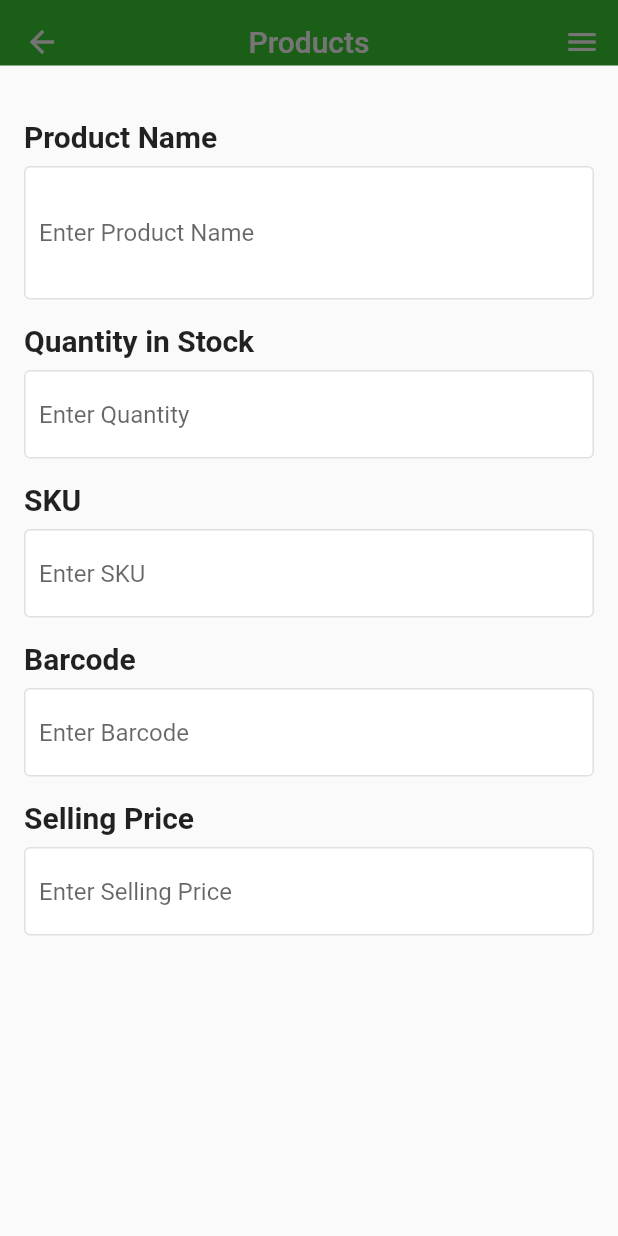
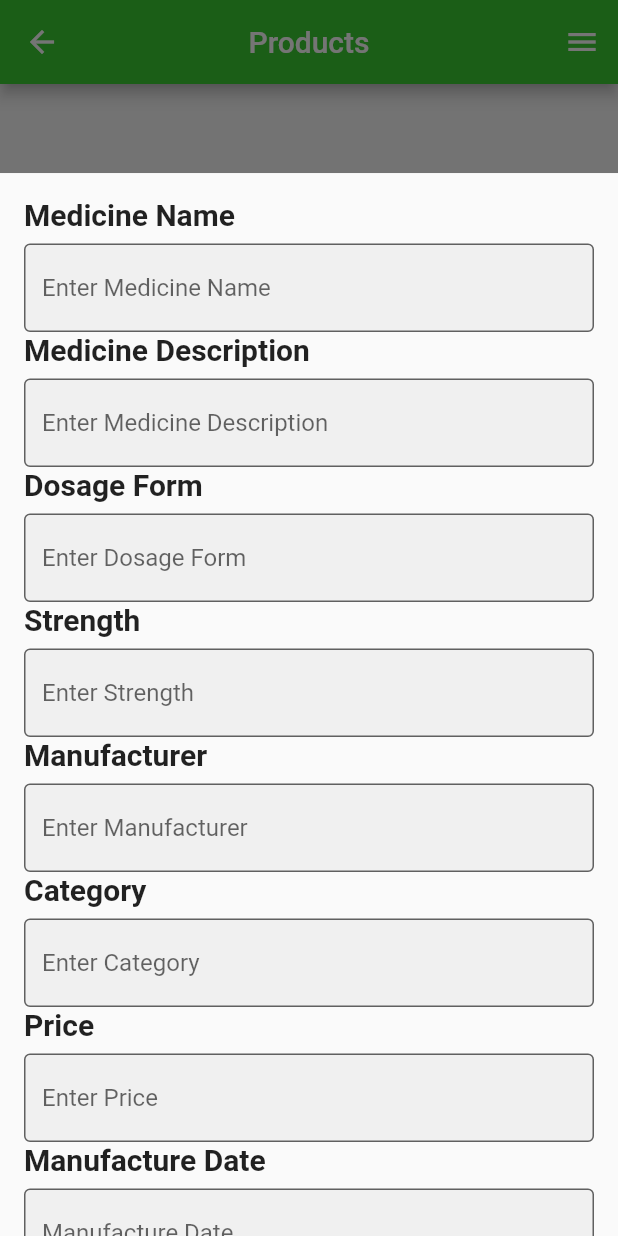
Before and after one commit to BrianKawinzi/medfast_go, a Flutter app: the Products screen opened directly, after a tap on the "add" icon, on a phone screen of 412 x 824 dp. Run offline on Flutter 3.47's test engine with Material 2 defaults, Android fonts, the phone set to English and light mode, and no system bars; our stand-ins replace flutter_typeahead, geolocator, image_picker, permission_handler, shared_preferences; accounts and stored records are empty.

Commit message:
productpage changes to include new propertied

```diff
--- a/lib/business/products.dart
+++ b/lib/business/products.dart
@@ -1,45 +1,73 @@
 import 'package:flutter/material.dart';
+import 'package:intl/intl.dart';
 import 'package:medfast_go/pages/home_page.dart';
 
-class Products extends StatelessWidget {
+class Products extends StatefulWidget {
+  @override
+  _ProductsState createState() => _ProductsState();
+}
+
+class _ProductsState extends State<Products> {
   final TextEditingController nameController = TextEditingController();
   final TextEditingController quantityController = TextEditingController();
   final TextEditingController skuController = TextEditingController();
   final TextEditingController barcodeController = TextEditingController();
   final TextEditingController sellingPriceController = TextEditingController();
+  final TextEditingController medicineNameController = TextEditingController();
+  final TextEditingController medicineDescriptionController = TextEditingController();
+  final TextEditingController dosageFormController = TextEditingController();
+  final TextEditingController strengthController = TextEditingController();
+  final TextEditingController manufacturerController = TextEditingController();
+  final TextEditingController categoryController = TextEditingController();
+  final TextEditingController priceController = TextEditingController();
+  final TextEditingController manufactureDateController = TextEditingController();
+  final TextEditingController expiryDateController = TextEditingController();
 
-  Products({super.key});
+  List<Map<String, dynamic>> products = [];
 
   void _showProductForm(BuildContext context) {
   showModalBottomSheet(
     context: context,
     isScrollControlled: true,
     builder: (BuildContext context) {
-        return SizedBox(
-          height: MediaQuery.of(context).size.height * 0.947,
+      // Get the total usable height excluding the app bar and status bar
+      final double totalHeight = MediaQuery.of(context).size.height;
+      final double statusBarHeight = MediaQuery.of(context).padding.top;
+      final double appBarHeight = AppBar().preferredSize.height;
+      final double maxSheetHeight = totalHeight - statusBarHeight - appBarHeight;
+      final double height = MediaQuery.of(context).size.height*0.86;
+      return ConstrainedBox(
+        constraints: BoxConstraints(
+          maxHeight: height, // Set the maximum height of the sheet
+        ),
+        child: SingleChildScrollView(
           child: Padding(
             padding: const EdgeInsets.all(16.0),
-            child: SingleChildScrollView(
             child: Column(
               crossAxisAlignment: CrossAxisAlignment.start,
               children: [
-                  const SizedBox(height: 20.0),
-                  _customInputField(
-                      nameController, 'Product Name', 'Enter Product Name'),
-                  const SizedBox(height: 16.0),
-                  _customInputField(quantityController, 'Quantity in Stock',
-                      'Enter Quantity', TextInputType.number),
-                  const SizedBox(height: 16.0),
-                  _customInputField(skuController, 'SKU', 'Enter SKU'),
-                  const SizedBox(height: 16.0),
-                  _customInputField(barcodeController, 'Barcode',
-                      'Enter Barcode', TextInputType.number),
-                  const SizedBox(height: 16.0),
-                  _customInputField(
-                      sellingPriceController,
-                      'Selling Price',
-                      'Enter Selling Price',
-                      const TextInputType.numberWithOptions(decimal: true)),
+                _customInputField(medicineNameController, 'Medicine Name', 'Enter Medicine Name'),
+                _customInputField(medicineDescriptionController, 'Medicine Description', 'Enter Medicine Description'),
+                _customInputField(dosageFormController, 'Dosage Form', 'Enter Dosage Form'),
+                _customInputField(strengthController, 'Strength', 'Enter Strength'),
+                _customInputField(manufacturerController, 'Manufacturer', 'Enter Manufacturer'),
+                _customInputField(categoryController, 'Category', 'Enter Category'),
+                _customInputField(priceController, 'Price', 'Enter Price'),
+                _datePickerField(manufactureDateController, 'Manufacture Date'),
+                _datePickerField(expiryDateController, 'Expiry Date'),
+                Padding(
+                  padding: const EdgeInsets.symmetric(vertical: 20.0),
+                  child: ElevatedButton(
+                    onPressed: () {
+                      _saveProduct();
+                    },
+                    style: ElevatedButton.styleFrom(
+                      primary: const Color.fromRGBO(58, 205, 50, 1),
+                      textStyle: const TextStyle(fontSize: 20),
+                    ),
+                    child: const Text('Save Product'),
+                  ),
+                ),
               ],
             ),
           ),
@@ -49,93 +77,36 @@ class Products extends StatelessWidget {
   );
 }
 
-  void _showMenuContainer(BuildContext context) {
-    showGeneralDialog(
-      context: context,
-      barrierDismissible: true,
-      barrierLabel: "Dismiss",
-      barrierColor: Colors.black.withOpacity(0.5),
-      transitionDuration: const Duration(milliseconds: 300),
-      pageBuilder: (context, anim1, anim2) {
-        return Align(
-          alignment: Alignment.topCenter,
-          child: Container(
-            width: MediaQuery.of(context).size.width,
-            height: MediaQuery.of(context).size.height * 0.3,
-            margin: const EdgeInsets.only(top: 50, left: 16.0, right: 16.0),
-            padding: const EdgeInsets.all(16.0),
-            decoration: const BoxDecoration(
-              color: Colors.white,
-              borderRadius: BorderRadius.all(
-                Radius.circular(8.0),
-              ),
-            ),
-            child: Column(
-              crossAxisAlignment: CrossAxisAlignment.start,
-              children: [
-                const Padding(
-                  padding: EdgeInsets.only(top: 20.0),
-                  child: Text(
-                    'Product List',
-                    style: TextStyle(
-                        fontSize: 24.0,
-                        fontWeight: FontWeight.bold,
-                        color: Colors.black,
-                        decoration: TextDecoration.none),
-                  ),
-                ),
-                const SizedBox(height: 30.0),
-                SizedBox(
-                  width: double.infinity,
-                  child: ElevatedButton.icon(
-                    onPressed: () {
-                      // Action for exporting to PDF/Excel
-                    },
-                    style: ElevatedButton.styleFrom(
-                      backgroundColor: const Color.fromRGBO(58, 205, 50, 1),
-                      textStyle: const TextStyle(fontSize: 20),
-                    ),
-                    icon: const Icon(Icons.insert_drive_file),
-                    label: const Text('Export as PDF/Excel'),
-                  ),
-                ),
-                const SizedBox(height: 20.0),
-                const Divider(
-                    height: 30.0,
-                    thickness: 1.0,
-                    indent: 20.0,
-                    endIndent: 20.0), // This is the underline
-                const Spacer(), // Pushes the next widget to the end
-                Align(
-                  alignment: Alignment.bottomRight,
-                  child: ElevatedButton(
-                    onPressed: () {
-                      Navigator.pop(context); // To close the dialog
-                    },
-                    style: ElevatedButton.styleFrom(
-                      backgroundColor: Colors.red,
-                      textStyle: const TextStyle(fontSize: 20),
-                    ),
-                    child: const Text('Close'),
-                  ),
-                ),
-              ],
-            ),
-          ),
-        );
-      },
-      transitionBuilder: (context, anim1, anim2, child) {
-        return SlideTransition(
-          position: Tween(begin: const Offset(0, -1), end: const Offset(0, 0))
-              .animate(anim1),
-          child: child,
-        );
-      },
-    );
+  void _saveProduct() {
+    setState(() {
+      products.add({
+        'medicineName': medicineNameController.text,
+        'medicineDescription': medicineDescriptionController.text,
+        'dosageForm': dosageFormController.text,
+        'strength': strengthController.text,
+        'manufacturer': manufacturerController.text,
+        'category': categoryController.text,
+        'price': priceController.text,
+        'manufactureDate': manufactureDateController.text,
+        'expiryDate': expiryDateController.text,
+      });
+
+      // Clear the text fields after saving
+      medicineNameController.clear();
+      medicineDescriptionController.clear();
+      dosageFormController.clear();
+      strengthController.clear();
+      manufacturerController.clear();
+      categoryController.clear();
+      priceController.clear();
+      manufactureDateController.clear();
+      expiryDateController.clear();
+    });
+
+    Navigator.pop(context); // Close the bottom sheet
   }
 
-  Widget _customInputField(
-      TextEditingController controller, String header, String hintText,
+  Widget _customInputField(TextEditingController controller, String header, String hintText,
       [TextInputType keyboardType = TextInputType.text]) {
     return Column(
       crossAxisAlignment: CrossAxisAlignment.start,
@@ -153,21 +124,7 @@ class Products extends StatelessWidget {
           keyboardType: keyboardType,
           decoration: InputDecoration(
             hintText: hintText,
-            fillColor: Colors.white,
-            contentPadding: EdgeInsets.symmetric(
-              vertical: (header == 'Product Name') ? 35.0 : 20.0,
-              horizontal: 10.0,
-            ),
-            border: OutlineInputBorder(
-              borderSide: BorderSide(color: Colors.grey[300]!),
-            ),
-            enabledBorder: OutlineInputBorder(
-              borderSide: BorderSide(color: Colors.grey[300]!),
-            ),
-            focusedBorder: const OutlineInputBorder(
-              borderSide:
-                  BorderSide(color: Color.fromRGBO(58, 205, 50, 1), width: 2.0),
-            ),
+            border: const OutlineInputBorder(),
             filled: true,
           ),
         ),
@@ -175,40 +132,82 @@ class Products extends StatelessWidget {
     );
   }
 
-  Widget buildEmptyMessage(BuildContext context) {
-    return Container(
-      height:
-          MediaQuery.of(context).size.height * 0.3, // 40% of the screen height
-      padding: const EdgeInsets.all(16.0),
-      margin: const EdgeInsets.all(16.0),
-      decoration: BoxDecoration(
-        color: const Color.fromRGBO(58, 205, 50, 0.1),
-        borderRadius: BorderRadius.circular(8.0),
-      ),
-      child: const SingleChildScrollView(
-        child: Column(
+  Widget _datePickerField(TextEditingController controller, String label) {
+    return Column(
       crossAxisAlignment: CrossAxisAlignment.start,
-          children: <Widget>[
-            Text('Hey!',
-                style: TextStyle(fontSize: 24.0, fontWeight: FontWeight.bold)),
-            SizedBox(height: 10.0),
-            Text("You don't have any products to sell yet.",
-                style: TextStyle(fontSize: 20.0)),
-            SizedBox(height: 10.0),
+      children: [
+
         Text(
-                "Let's add some products, it's easy to add, start tracking which products sold most or getting out of stock.",
-                style: TextStyle(fontSize: 20.0)),
-            SizedBox(height: 10.0),
-            Text('Click below + Icon to add your first product.',
-                style: TextStyle(fontSize: 20.0)),
-          ],
+          label,
+          style: const TextStyle(
+            fontWeight: FontWeight.bold,
+            fontSize: 20.0,
           ),
         ),
+        const SizedBox(height: 8.0),
+        TextField(
+          controller: controller,
+          decoration: InputDecoration(
+            hintText: label,
+            border: const OutlineInputBorder(),
+            filled: true,
+          ),
+          onTap: () async {
+            DateTime? pickedDate = await showDatePicker(
+              context: context,
+              initialDate: DateTime.now(),
+              firstDate: DateTime(2000),
+              lastDate: DateTime(2025),
+              builder: (BuildContext context, Widget? child) {
+                return Theme(
+                  data: ThemeData.light().copyWith(
+                    colorScheme: const ColorScheme.light().copyWith(
+                      primary: const Color.fromRGBO(58, 205, 50, 1),
+                    ),
+                  ),
+                  child: child!,
+                );
+              },
+            );
+            if (pickedDate != null) {
+              String formattedDate = DateFormat('yyyy-MM-dd').format(pickedDate);
+              controller.text = formattedDate;
+            }
+          },
+        ),
+      ],
     );
   }
 
+  Widget _buildProductList() {
+    if (products.isEmpty) {
+      return Center(
+        child: Text(
+          "No products added yet. Click the + button to add your first product.",
+          style: TextStyle(fontSize: 18.0),
+        ),
+      );
+    } else {
+      return ListView.builder(
+        itemCount: products.length,
+        itemBuilder: (context, index) {
+          var product = products[index];
+          return Card(
+            margin: const EdgeInsets.all(8.0),
+            child: ListTile(
+              title: Text(product['medicineName'] ?? ''),
+              subtitle: Text('Description: ${product['medicineDescription'] ?? ''}, Price: ${product['price'] ?? ''}'),
+              // Add other fields if needed
+            ),
+          );
+        },
+      );
+    }
+  }
+
   @override
-  Widget build(BuildContext context) => Scaffold(
+  Widget build(BuildContext context) {
+    return Scaffold(
       appBar: AppBar(
         title: const Text('Products'),
         centerTitle: true,
@@ -223,14 +222,14 @@ class Products extends StatelessWidget {
         ),
         actions: [
           IconButton(
-              icon: const Icon(Icons.menu), // This is the burger menu icon
+            icon: const Icon(Icons.menu),
             onPressed: () {
-                _showMenuContainer(context);
+              // Menu action
             },
           ),
         ],
       ),
-        body: buildEmptyMessage(context),
+      body: _buildProductList(),
       floatingActionButton: FloatingActionButton(
         onPressed: () {
           _showProductForm(context);
@@ -240,3 +239,4 @@ class Products extends StatelessWidget {
       ),
     );
   }
+}
--- a/pubspec.yaml
+++ b/pubspec.yaml
@@ -31,6 +31,7 @@ dependencies:
   flutter:
     sdk: flutter
 
+
   # The following adds the Cupertino Icons font to your application.
   # Use with the CupertinoIcons class for iOS style icons.
 
@@ -47,7 +48,7 @@ dependencies:
   geolocator: ^8.0.0
   http: ^0.13.3
   permission_handler: ^8.0.1
-
+  intl: ^0.17.0
 dev_dependencies:
   flutter_test:
     sdk: flutter
```
Lines whose indentation alone changed are shown as unchanged.
